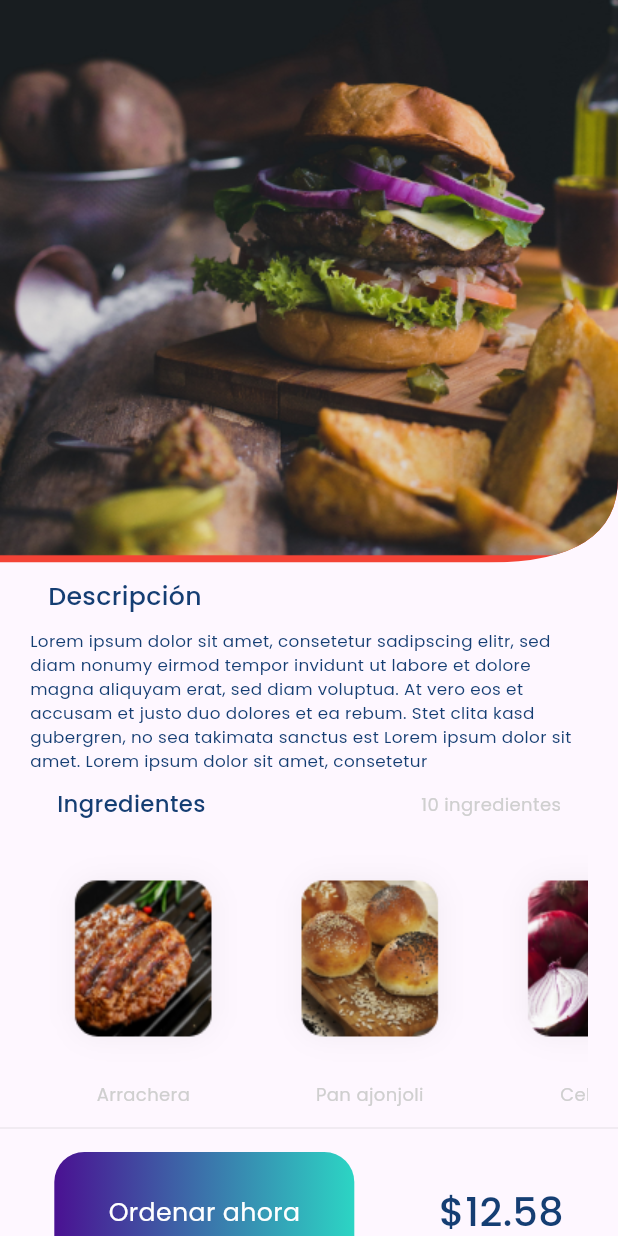
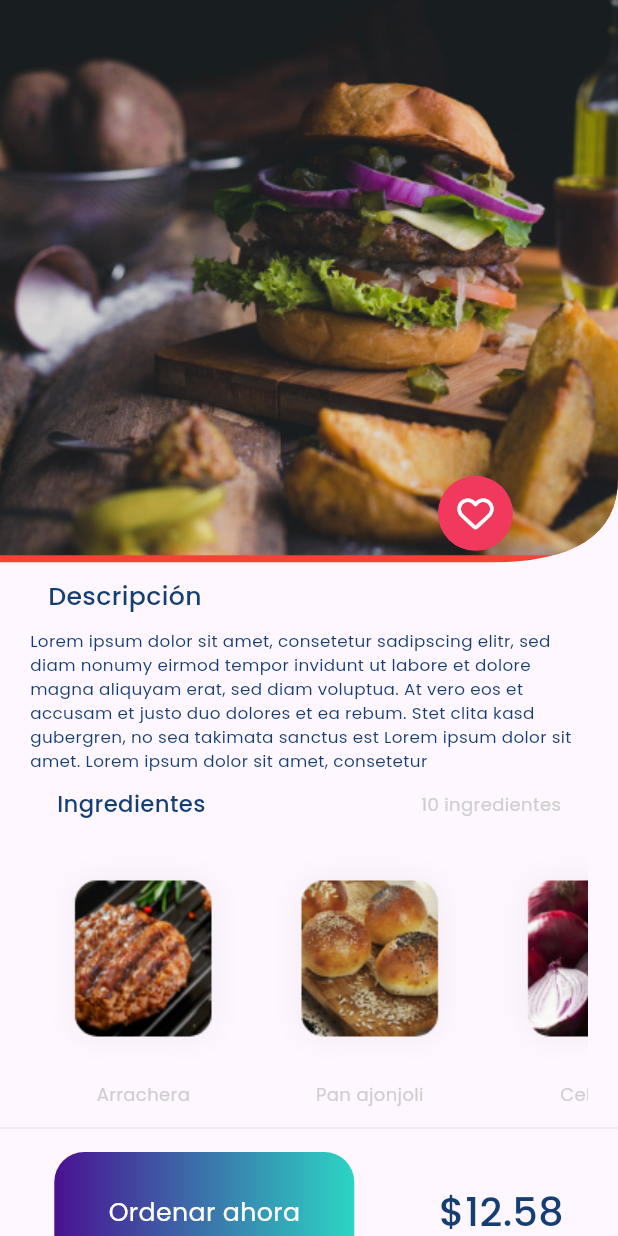
Before and after one commit to Mahmoudshady20/jabal_task, a Flutter app: the screen it shows after launch, on a phone screen of 412 x 824 dp. Run offline on Flutter 3.47's test engine with Material 3 defaults, Android fonts, the phone set to English and light mode, and no system bars; our stand-ins replace flutter_svg, font_awesome_flutter, google_fonts.

Commit message:
1- finish heart icon

```diff
--- a/lib/features/product_details_feature/presentation/view/widget/product_details_body.dart
+++ b/lib/features/product_details_feature/presentation/view/widget/product_details_body.dart
@@ -1,4 +1,5 @@
 import 'package:flutter/material.dart';
+import 'package:font_awesome_flutter/font_awesome_flutter.dart';
 import 'package:jabal_task/features/home_feature/presentation/views/widgets/order_button.dart';
 import 'package:jabal_task/features/product_details_feature/presentation/view/widget/burger_image_widget.dart';
 import 'package:jabal_task/features/product_details_feature/presentation/view/widget/descreption_column.dart';
@@ -9,7 +10,9 @@ class ProductDetailsBody extends StatelessWidget {
   @override
   Widget build(BuildContext context) {
     return SingleChildScrollView(
-      child: Column(
+      child: Stack(
+        children: [
+          Column(
             mainAxisAlignment: MainAxisAlignment.start,
             crossAxisAlignment: CrossAxisAlignment.start,
             children: [
@@ -25,6 +28,19 @@ class ProductDetailsBody extends StatelessWidget {
               OrderButton(),
             ],
           ),
+          Positioned(
+              top: MediaQuery.sizeOf(context).height * .385,
+              right: MediaQuery.sizeOf(context).width * .17,
+              child: CircleAvatar(
+                backgroundColor: Color(0xFFF1395E),
+                radius: 25,
+                child: FaIcon(
+                  FontAwesomeIcons.heart,
+                  color: Colors.white,
+                ),
+              )),
+        ],
+      ),
     );
   }
 }
```
Lines whose indentation alone changed are shown as unchanged.
